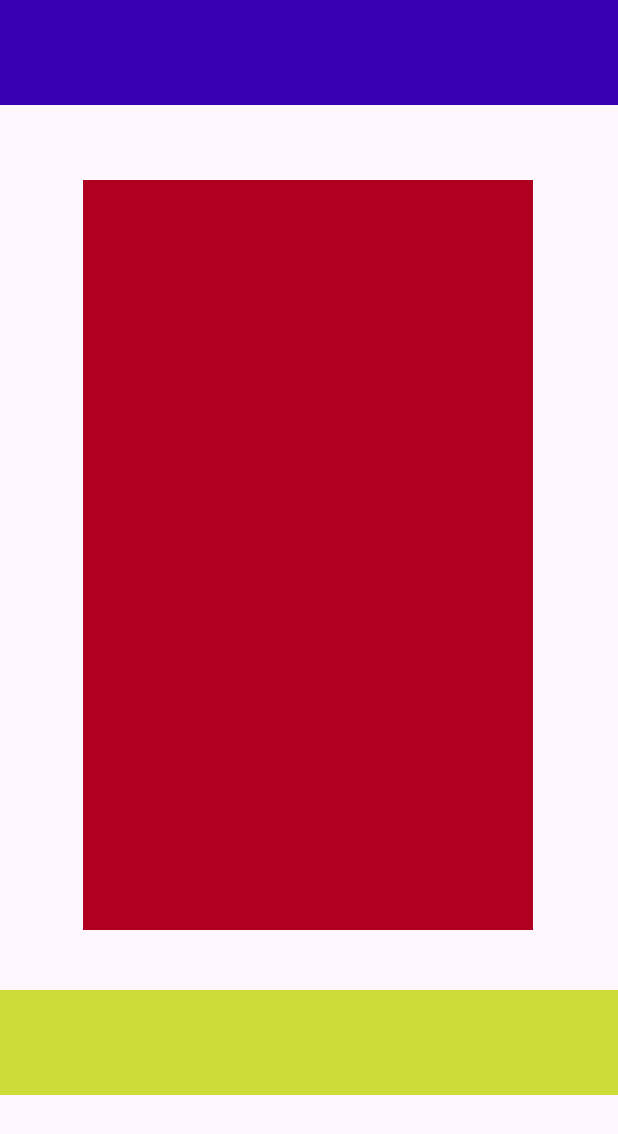
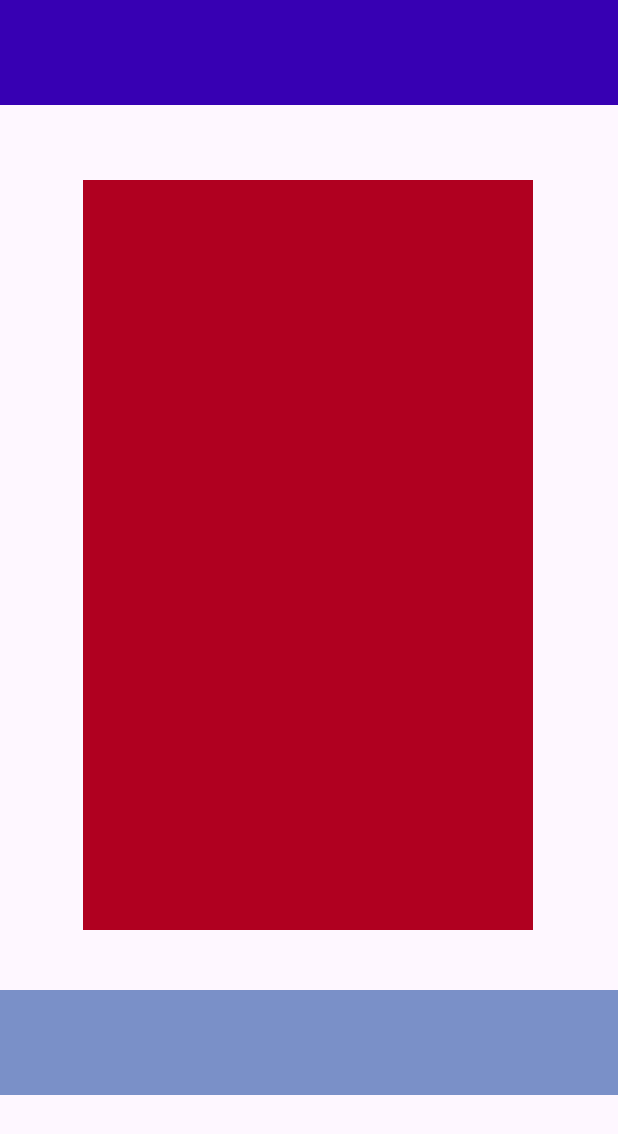
Before and after one commit to M0R1TS/Evening, an Android app: the screen it shows after launch (MainActivity), on a phone screen of 412 x 824 dp. Shown: the top 1134 px of the screen. Run offline under Robolectric (Android 15) with nearby library versions, the phone set to English and light mode, and no system bars.

Commit message:
Home work module 19+

```diff
--- a/app/src/main/res/layout/activity_main.xml
+++ b/app/src/main/res/layout/activity_main.xml
@@ -39,7 +39,7 @@
             android:layout_width="match_parent"
             android:layout_height="70dp"
             android:layout_marginTop="-60dp"
-            android:background="#CDDC39"
+            android:background="@color/material_dynamic_primary60"
             app:layout_constraintTop_toBottomOf="@+id/constraintLayout">
 
         </FrameLayout>
```
